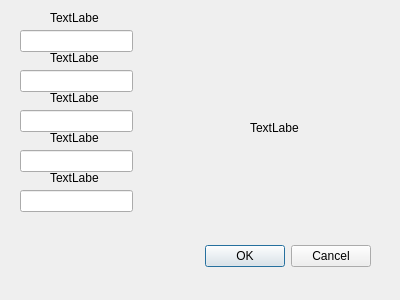
Above: dialog.ui from SwingyMan/LibraryManagerQT before the change. Below: the same form after it.
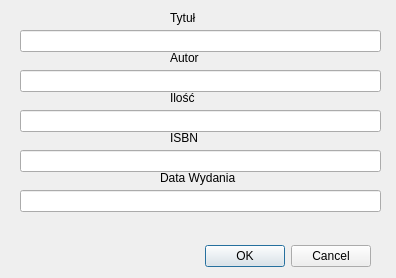
That is the form after the change.

What changed in the file:
```diff
--- a/dialog.ui
+++ b/dialog.ui
@@ -6,8 +6,8 @@
    <rect>
     <x>0</x>
     <y>0</y>
-    <width>400</width>
-    <height>300</height>
+    <width>396</width>
+    <height>278</height>
    </rect>
   </property>
   <property name="windowTitle">
@@ -34,17 +34,20 @@
     <rect>
      <x>20</x>
      <y>30</y>
-     <width>113</width>
+     <width>361</width>
      <height>22</height>
     </rect>
    </property>
+   <property name="echoMode">
+    <enum>QLineEdit::Normal</enum>
+   </property>
   </widget>
   <widget class="QLineEdit" name="lineEdit_2">
    <property name="geometry">
     <rect>
      <x>20</x>
      <y>70</y>
-     <width>113</width>
+     <width>361</width>
      <height>22</height>
     </rect>
    </property>
@@ -54,7 +57,7 @@
     <rect>
      <x>20</x>
      <y>110</y>
-     <width>113</width>
+     <width>361</width>
      <height>22</height>
     </rect>
    </property>
@@ -64,7 +67,7 @@
     <rect>
      <x>20</x>
      <y>150</y>
-     <width>113</width>
+     <width>361</width>
      <height>22</height>
     </rect>
    </property>
@@ -74,7 +77,7 @@
     <rect>
      <x>20</x>
      <y>190</y>
-     <width>113</width>
+     <width>361</width>
      <height>22</height>
     </rect>
    </property>
@@ -82,79 +85,66 @@
   <widget class="QLabel" name="label">
    <property name="geometry">
     <rect>
-     <x>50</x>
+     <x>170</x>
      <y>10</y>
      <width>49</width>
      <height>16</height>
     </rect>
    </property>
    <property name="text">
-    <string>TextLabel</string>
+    <string>Tytuł</string>
    </property>
   </widget>
   <widget class="QLabel" name="label_2">
    <property name="geometry">
     <rect>
-     <x>50</x>
+     <x>170</x>
      <y>50</y>
      <width>49</width>
      <height>16</height>
     </rect>
    </property>
    <property name="text">
-    <string>TextLabel</string>
+    <string>Autor</string>
    </property>
   </widget>
   <widget class="QLabel" name="label_3">
    <property name="geometry">
     <rect>
-     <x>50</x>
+     <x>170</x>
      <y>90</y>
      <width>49</width>
      <height>16</height>
     </rect>
    </property>
    <property name="text">
-    <string>TextLabel</string>
+    <string>Ilość</string>
    </property>
   </widget>
   <widget class="QLabel" name="label_4">
    <property name="geometry">
     <rect>
-     <x>50</x>
+     <x>170</x>
      <y>130</y>
      <width>49</width>
      <height>16</height>
     </rect>
    </property>
    <property name="text">
-    <string>TextLabel</string>
+    <string>ISBN</string>
    </property>
   </widget>
   <widget class="QLabel" name="label_5">
    <property name="geometry">
     <rect>
-     <x>50</x>
+     <x>160</x>
      <y>170</y>
-     <width>49</width>
+     <width>81</width>
      <height>16</height>
     </rect>
    </property>
    <property name="text">
-    <string>TextLabel</string>
-   </property>
-  </widget>
-  <widget class="QLabel" name="label_6">
-   <property name="geometry">
-    <rect>
-     <x>250</x>
-     <y>120</y>
-     <width>49</width>
-     <height>16</height>
-    </rect>
-   </property>
-   <property name="text">
-    <string>TextLabel</string>
+    <string>Data Wydania</string>
    </property>
   </widget>
  </widget>
```
Left out of the diff: 16 changed lines with no effect on the pictures.
